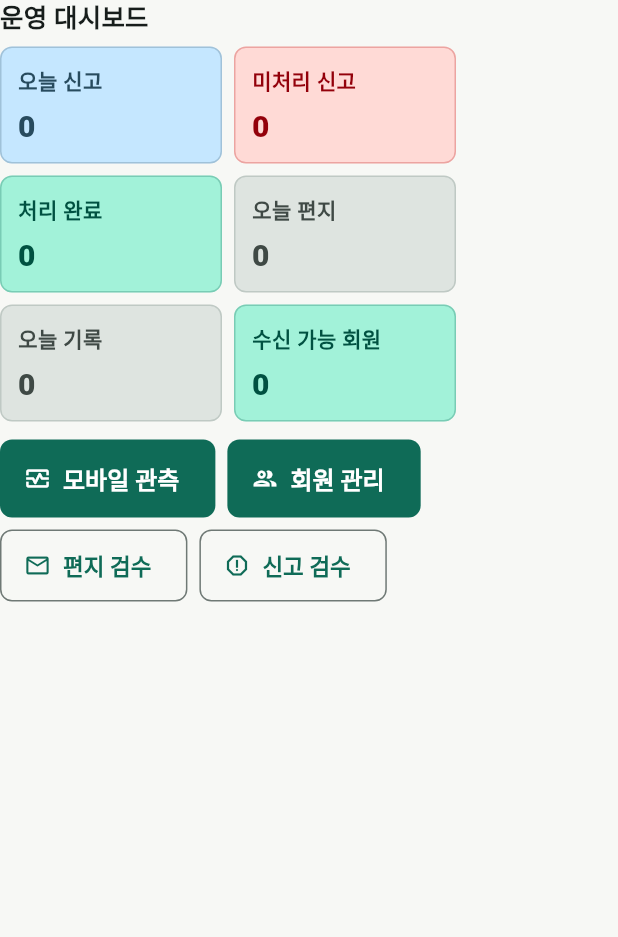
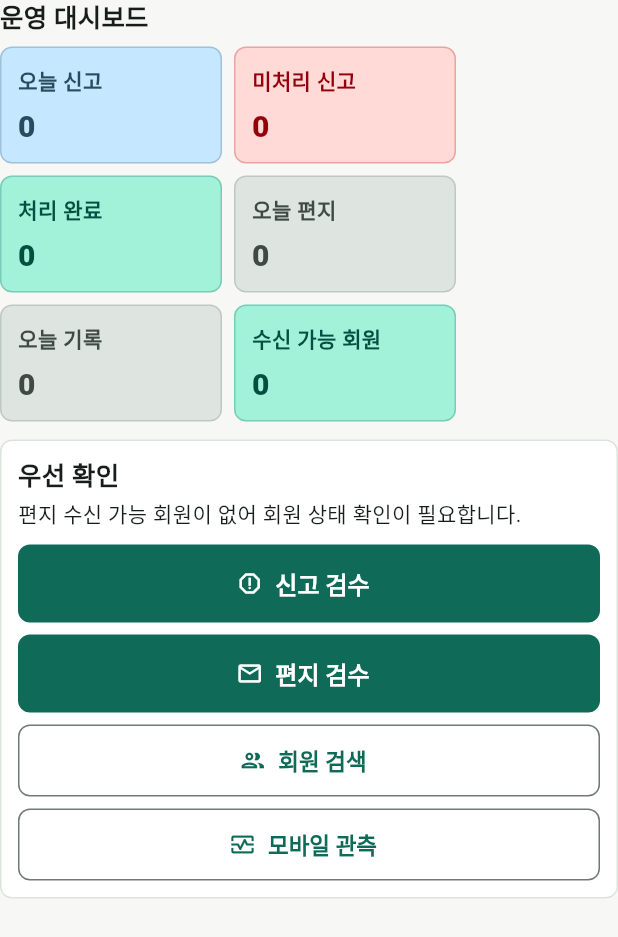
Before and after one commit to AquilaXk/maum-on-mobile, a Flutter app: the _DashboardView widget shown alone on an empty page, opened directly with empty values, on a phone screen of 412 x 824 dp. Shown: the top 937 px of the screen. Run offline on Flutter 3.47's test engine with Material 3 defaults, Android fonts, the phone set to English and light mode, and no system bars; our stand-ins replace app_links, dio, flutter_secure_storage; accounts and stored records are empty; network calls fail.

Commit message:
style(operations): 모바일 운영 검수 정보 구조 정리
Closes #146

```diff
--- a/front/lib/features/operations/presentation/operations_screen.dart
+++ b/front/lib/features/operations/presentation/operations_screen.dart
@@ -243,6 +243,18 @@ class _OperationsViewSelector extends StatelessWidget {
           onSelected: () => onSelected(OperationsView.dashboard),
         ),
         _ViewChip(
+          key: const ValueKey('operations-view-reports'),
+          label: '신고',
+          selected: selected == OperationsView.reports,
+          onSelected: () => onSelected(OperationsView.reports),
+        ),
+        _ViewChip(
+          key: const ValueKey('operations-view-letters'),
+          label: '편지',
+          selected: selected == OperationsView.letters,
+          onSelected: () => onSelected(OperationsView.letters),
+        ),
+        _ViewChip(
           key: const ValueKey('operations-view-members'),
           label: '회원',
           selected: selected == OperationsView.members,
@@ -259,18 +271,6 @@ class _OperationsViewSelector extends StatelessWidget {
           label: '시스템',
           selected: selected == OperationsView.system,
           onSelected: () => onSelected(OperationsView.system),
-        ),
-        _ViewChip(
-          key: const ValueKey('operations-view-letters'),
-          label: '편지',
-          selected: selected == OperationsView.letters,
-          onSelected: () => onSelected(OperationsView.letters),
-        ),
-        _ViewChip(
-          key: const ValueKey('operations-view-reports'),
-          label: '신고',
-          selected: selected == OperationsView.reports,
-          onSelected: () => onSelected(OperationsView.reports),
         ),
       ],
     );
@@ -298,6 +298,36 @@ class _ViewChip extends StatelessWidget {
     );
   }
 }
+
+class _CompactActionWrap extends StatelessWidget {
+  const _CompactActionWrap({
+    required this.children,
+  });
+
+  final List<Widget> children;
+
+  @override
+  Widget build(BuildContext context) {
+    return LayoutBuilder(
+      builder: (context, constraints) {
+        final fullWidth = constraints.maxWidth < _compactActionBreakpoint;
+        return Wrap(
+          spacing: AppSpacing.xs,
+          runSpacing: AppSpacing.xs,
+          children: [
+            for (final child in children)
+              if (fullWidth)
+                SizedBox(width: constraints.maxWidth, child: child)
+              else
+                child,
+          ],
+        );
+      },
+    );
+  }
+}
+
+const double _compactActionBreakpoint = 420;
 
 class _DashboardView extends StatelessWidget {
   const _DashboardView({
@@ -372,33 +402,68 @@ class _DashboardView extends StatelessWidget {
           ],
         ),
         const SizedBox(height: AppSpacing.md),
-        Wrap(
-          spacing: AppSpacing.xs,
-          runSpacing: AppSpacing.xs,
+        _OperationsPriorityPanel(
+          dashboard: dashboard,
+          onOpenReports: onOpenReports,
+          onOpenLetters: onOpenLetters,
+          onOpenMembers: onOpenMembers,
+          onOpenObservability: onOpenObservability,
+        ),
+      ],
+    );
+  }
+}
+
+class _OperationsPriorityPanel extends StatelessWidget {
+  const _OperationsPriorityPanel({
+    required this.dashboard,
+    required this.onOpenReports,
+    required this.onOpenLetters,
+    required this.onOpenMembers,
+    required this.onOpenObservability,
+  });
+
+  final OperationsDashboard dashboard;
+  final VoidCallback onOpenReports;
+  final VoidCallback onOpenLetters;
+  final VoidCallback onOpenMembers;
+  final VoidCallback onOpenObservability;
+
+  @override
+  Widget build(BuildContext context) {
+    return AppSectionCard(
+      title: '우선 확인',
+      subtitle: _dashboardPriorityMessage(dashboard),
+      child: _CompactActionWrap(
         children: [
           FilledButton.icon(
+            key: const ValueKey('operations-priority-reports-button'),
+            onPressed: onOpenReports,
+            icon: const Icon(Icons.report_gmailerrorred_outlined),
+            label: Text(
+              dashboard.openReportCount > 0 ? '신고 먼저 확인' : '신고 검수',
+            ),
+          ),
+          FilledButton.icon(
+            key: const ValueKey('operations-priority-letters-button'),
+            onPressed: onOpenLetters,
+            icon: const Icon(Icons.mail_outline),
+            label: const Text('편지 검수'),
+          ),
+          OutlinedButton.icon(
+            key: const ValueKey('operations-priority-members-button'),
+            onPressed: onOpenMembers,
+            icon: const Icon(Icons.group_outlined),
+            label: const Text('회원 검색'),
+          ),
+          OutlinedButton.icon(
+            key: const ValueKey('operations-priority-observability-button'),
             onPressed: onOpenObservability,
             icon: const Icon(Icons.monitor_heart_outlined),
             label: const Text('모바일 관측'),
           ),
-            FilledButton.icon(
-              onPressed: onOpenMembers,
-              icon: const Icon(Icons.group_outlined),
-              label: const Text('회원 관리'),
-            ),
-            OutlinedButton.icon(
-              onPressed: onOpenLetters,
-              icon: const Icon(Icons.mail_outline),
-              label: const Text('편지 검수'),
-            ),
-            OutlinedButton.icon(
-              onPressed: onOpenReports,
-              icon: const Icon(Icons.report_gmailerrorred_outlined),
-              label: const Text('신고 검수'),
-            ),
-          ],
-        ),
-      ],
+        ],
+      ),
     );
   }
 }
@@ -602,9 +667,7 @@ class _SystemActionPanel extends StatelessWidget {
 
     return AppSectionCard(
       title: '시스템 작업',
-      child: Wrap(
-        spacing: AppSpacing.xs,
-        runSpacing: AppSpacing.xs,
+      child: _CompactActionWrap(
         children: [
           if (status?.canOpenObservabilityTool ?? false)
             FilledButton.icon(
@@ -1360,9 +1423,7 @@ class _LetterDetail extends StatelessWidget {
           const SizedBox(height: AppSpacing.xs),
           _LetterReceiverCandidates(state: state, controller: controller),
           const SizedBox(height: AppSpacing.md),
-          Wrap(
-            spacing: AppSpacing.xs,
-            runSpacing: AppSpacing.xs,
+          _CompactActionWrap(
             children: [
               AppConfirmActionButton(
                 buttonKey: const ValueKey('operations-letter-note-button'),
@@ -1715,9 +1776,7 @@ class _MemberDetail extends StatelessWidget {
             ),
           ),
           const SizedBox(height: AppSpacing.md),
-          Wrap(
-            spacing: AppSpacing.xs,
-            runSpacing: AppSpacing.xs,
+          _CompactActionWrap(
             children: [
               AppConfirmActionButton(
                 buttonKey: const ValueKey('operations-member-block-button'),
@@ -2024,6 +2083,8 @@ class _ReportDetail extends StatelessWidget {
             ),
           ),
           const SizedBox(height: AppSpacing.md),
+          _CompactActionWrap(
+            children: [
               AppConfirmActionButton(
                 buttonKey: const ValueKey('operations-submit-button'),
                 confirmButtonKey:
@@ -2038,6 +2099,8 @@ class _ReportDetail extends StatelessWidget {
                 semanticLabel: '운영 조치 저장',
                 onConfirmed: onSubmit,
               ),
+            ],
+          ),
           if (report.handledBy != null || report.actionReason != null) ...[
             const SizedBox(height: AppSpacing.md),
             AppNotice(
@@ -2061,6 +2124,22 @@ String _adminMemberLabel(AdminReportMember? member) {
     return '미배정';
   }
   return '${member.nickname} · ${member.email} · ${member.status}';
+}
+
+String _dashboardPriorityMessage(OperationsDashboard dashboard) {
+  if (dashboard.openReportCount > 0) {
+    return '미처리 신고 ${dashboard.openReportCount}건을 먼저 확인합니다.';
+  }
+
+  if (dashboard.receivableMemberCount == 0) {
+    return '편지 수신 가능 회원이 없어 회원 상태 확인이 필요합니다.';
+  }
+
+  if (dashboard.todayLetterCount > 0) {
+    return '오늘 편지 ${dashboard.todayLetterCount}건과 회원 상태를 함께 확인합니다.';
+  }
+
+  return '신고, 편지, 회원, 관측 순서로 운영 상태를 점검합니다.';
 }
 
 Future<bool> _launchExternalUri(Uri uri) {
```
Also changed, not shown: 1 other file. Lines whose indentation alone changed are shown as unchanged.
